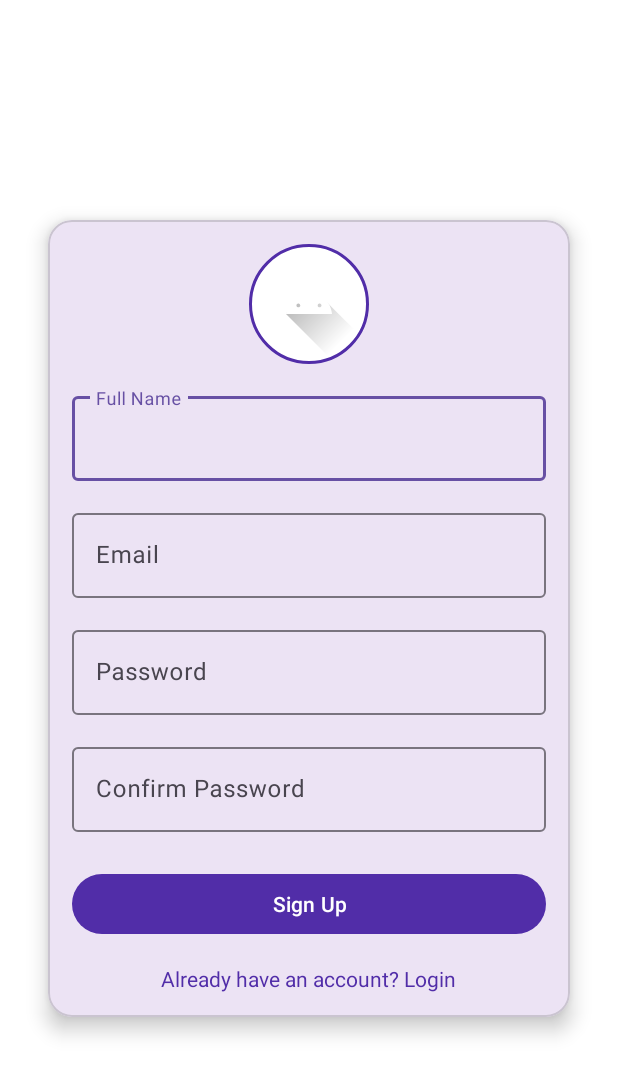
After one commit to ammare03/ExamForge, an Android app: the SignUpActivity screen opened directly, with no data from a screen before it, on a phone screen of 412 x 824 dp. The commit adds this screen. Shown: the top 1075 px of the screen. Run offline under Robolectric (Android 15) with nearby library versions, the phone set to English and light mode, and no system bars; our stand-ins replace Firebase (no records; nobody signed in at launch, a user with empty details on screens opened directly).

Commit message:
Login and Signup implemented

```diff
--- /dev/null
+++ b/app/src/main/java/com/example/examforge/view/activities/SignUpActivity.java
@@ -0,0 +1,113 @@
+package com.example.examforge.view.activities;
+
+import android.content.Intent;
+import android.net.Uri;
+import android.os.Bundle;
+import android.widget.Button;
+import android.widget.EditText;
+import android.widget.ImageView;
+import android.widget.TextView;
+import android.widget.Toast;
+import androidx.annotation.Nullable;
+import androidx.appcompat.app.AppCompatActivity;
+import com.example.examforge.R;
+import com.google.firebase.auth.FirebaseAuth;
+import com.google.firebase.auth.FirebaseUser;
+import com.google.firebase.auth.UserProfileChangeRequest;
+
+public class SignUpActivity extends AppCompatActivity {
+
+    private static final int PICK_IMAGE_REQUEST = 1;
+
+    private FirebaseAuth mAuth;
+    private EditText etFullName, etEmail, etPassword, etConfirmPassword;
+    private ImageView ivProfilePicture;
+    private Button btnSignUp;
+    private TextView tvLoginLink;
+    private Uri profileImageUri;
+
+    @Override
+    protected void onCreate(Bundle savedInstanceState) {
+        super.onCreate(savedInstanceState);
+        setContentView(R.layout.activity_signup);
+
+        mAuth = FirebaseAuth.getInstance();
+
+        etFullName = findViewById(R.id.etFullName);
+        etEmail = findViewById(R.id.etEmail);
+        etPassword = findViewById(R.id.etPassword);
+        etConfirmPassword = findViewById(R.id.etConfirmPassword);
+        ivProfilePicture = findViewById(R.id.ivProfilePicture);
+        btnSignUp = findViewById(R.id.btnSignUp);
+        tvLoginLink = findViewById(R.id.tvLoginLink);
+
+        // Allow the user to choose a profile picture
+        ivProfilePicture.setOnClickListener(v -> openImageChooser());
+
+        // Handle sign up action
+        btnSignUp.setOnClickListener(v -> signUpUser());
+
+        // Link to navigate to Login screen
+        tvLoginLink.setOnClickListener(v -> {
+            startActivity(new Intent(SignUpActivity.this, LoginActivity.class));
+            finish();
+        });
+    }
+
+    private void openImageChooser() {
+        Intent intent = new Intent();
+        intent.setType("image/*");
+        intent.setAction(Intent.ACTION_GET_CONTENT);
+        startActivityForResult(Intent.createChooser(intent, "Select Profile Picture"), PICK_IMAGE_REQUEST);
+    }
+
+    @Override
+    protected void onActivityResult(int requestCode, int resultCode, @Nullable Intent data) {
+        super.onActivityResult(requestCode, resultCode, data);
+        if (requestCode == PICK_IMAGE_REQUEST && resultCode == RESULT_OK && data != null && data.getData() != null) {
+            profileImageUri = data.getData();
+            ivProfilePicture.setImageURI(profileImageUri);
+        }
+    }
+
+    private void signUpUser() {
+        String fullName = etFullName.getText().toString().trim();
+        String email = etEmail.getText().toString().trim();
+        String password = etPassword.getText().toString().trim();
+        String confirmPassword = etConfirmPassword.getText().toString().trim();
+
+        if (fullName.isEmpty() || email.isEmpty() || password.isEmpty() || confirmPassword.isEmpty()) {
+            Toast.makeText(this, "Please fill all the fields", Toast.LENGTH_SHORT).show();
+            return;
+        }
+
+        if (!password.equals(confirmPassword)) {
+            Toast.makeText(this, "Passwords do not match", Toast.LENGTH_SHORT).show();
+            return;
+        }
+
+        mAuth.createUserWithEmailAndPassword(email, password)
+                .addOnCompleteListener(task -> {
+                    if (task.isSuccessful()) {
+                        FirebaseUser user = mAuth.getCurrentUser();
+                        if (user != null) {
+                            // Update the user's profile with full name and optionally profile picture
+                            UserProfileChangeRequest.Builder profileUpdatesBuilder = new UserProfileChangeRequest.Builder()
+                                    .setDisplayName(fullName);
+                            // For profile picture, you would typically upload the image to Firebase Storage
+                            // and then update the profile with the image URL. This is a placeholder.
+                            if (profileImageUri != null) {
+                                profileUpdatesBuilder.setPhotoUri(profileImageUri);
+                            }
+                            user.updateProfile(profileUpdatesBuilder.build());
+                        }
+                        Toast.makeText(SignUpActivity.this, "Sign up successful", Toast.LENGTH_SHORT).show();
+                        // Redirect to HomeActivity after successful sign up
+                        startActivity(new Intent(SignUpActivity.this, HomeActivity.class));
+                        finish();
+                    } else {
+                        Toast.makeText(SignUpActivity.this, "Sign up failed", Toast.LENGTH_SHORT).show();
+                    }
+                });
+    }
+}
--- /dev/null
+++ b/app/src/main/res/drawable/circle_background.xml
@@ -0,0 +1,5 @@
+<?xml version="1.0" encoding="utf-8"?>
+<shape xmlns:android="http://schemas.android.com/apk/res/android" android:shape="oval">
+    <solid android:color="@android:color/white"/>
+    <stroke android:width="2dp" android:color="@color/purple_700" />
+</shape>
--- /dev/null
+++ b/app/src/main/res/drawable/ic_add.xml
@@ -0,0 +1,5 @@
+<vector xmlns:android="http://schemas.android.com/apk/res/android" android:height="24dp" android:tint="#000000" android:viewportHeight="24" android:viewportWidth="24" android:width="24dp">
+
+    <path android:fillColor="@android:color/white" android:pathData="M19,13h-6v6h-2v-6H5v-2h6V5h2v6h6v2z"/>
+
+</vector>
--- /dev/null
+++ b/app/src/main/res/layout/activity_signup.xml
@@ -0,0 +1,108 @@
+<?xml version="1.0" encoding="utf-8"?>
+<androidx.constraintlayout.widget.ConstraintLayout
+    xmlns:android="http://schemas.android.com/apk/res/android"
+    xmlns:app="http://schemas.android.com/apk/res-auto"
+    android:layout_width="match_parent"
+    android:layout_height="match_parent"
+    android:background="@color/white">
+
+    <!-- CardView Container for Sign-Up Form -->
+    <com.google.android.material.card.MaterialCardView
+        android:id="@+id/cardViewSignup"
+        android:layout_width="0dp"
+        android:layout_height="wrap_content"
+        app:cardCornerRadius="16dp"
+        app:cardElevation="8dp"
+        android:layout_margin="32dp"
+        app:layout_constraintTop_toTopOf="parent"
+        app:layout_constraintBottom_toBottomOf="parent"
+        app:layout_constraintStart_toStartOf="parent"
+        app:layout_constraintEnd_toEndOf="parent">
+
+        <LinearLayout
+            android:layout_width="match_parent"
+            android:layout_height="wrap_content"
+            android:orientation="vertical"
+            android:padding="16dp">
+
+            <!-- Profile Image Selector -->
+            <ImageView
+                android:id="@+id/ivProfilePicture"
+                android:layout_width="80dp"
+                android:layout_height="80dp"
+                android:src="@drawable/ic_launcher_foreground"
+                android:contentDescription="Profile Picture"
+                android:layout_gravity="center_horizontal"
+                android:background="@drawable/circle_background"
+                android:padding="4dp"/>
+
+            <!-- Full Name Input -->
+            <com.google.android.material.textfield.TextInputLayout
+                android:layout_width="match_parent"
+                android:layout_height="wrap_content"
+                android:hint="Full Name"
+                android:layout_marginTop="16dp">
+                <com.google.android.material.textfield.TextInputEditText
+                    android:id="@+id/etFullName"
+                    android:layout_width="match_parent"
+                    android:layout_height="wrap_content"/>
+            </com.google.android.material.textfield.TextInputLayout>
+
+            <!-- Email Input -->
+            <com.google.android.material.textfield.TextInputLayout
+                android:layout_width="match_parent"
+                android:layout_height="wrap_content"
+                android:hint="Email"
+                android:layout_marginTop="16dp">
+                <com.google.android.material.textfield.TextInputEditText
+                    android:id="@+id/etEmail"
+                    android:layout_width="match_parent"
+                    android:layout_height="wrap_content"
+                    android:inputType="textEmailAddress"/>
+            </com.google.android.material.textfield.TextInputLayout>
+
+            <!-- Password Input -->
+            <com.google.android.material.textfield.TextInputLayout
+                android:layout_width="match_parent"
+                android:layout_height="wrap_content"
+                android:hint="Password"
+                android:layout_marginTop="16dp">
+                <com.google.android.material.textfield.TextInputEditText
+                    android:id="@+id/etPassword"
+                    android:layout_width="match_parent"
+                    android:layout_height="wrap_content"
+                    android:inputType="textPassword"/>
+            </com.google.android.material.textfield.TextInputLayout>
+
+            <!-- Confirm Password Input -->
+            <com.google.android.material.textfield.TextInputLayout
+                android:layout_width="match_parent"
+                android:layout_height="wrap_content"
+                android:hint="Confirm Password"
+                android:layout_marginTop="16dp">
+                <com.google.android.material.textfield.TextInputEditText
+                    android:id="@+id/etConfirmPassword"
+                    android:layout_width="match_parent"
+                    android:layout_height="wrap_content"
+                    android:inputType="textPassword"/>
+            </com.google.android.material.textfield.TextInputLayout>
+
+            <com.google.android.material.button.MaterialButton
+                android:id="@+id/btnSignUp"
+                android:layout_width="match_parent"
+                android:layout_height="wrap_content"
+                android:text="Sign Up"
+                android:layout_marginTop="24dp"
+                app:backgroundTint="@color/purple_700"/>
+
+            <TextView
+                android:id="@+id/tvLoginLink"
+                android:layout_width="wrap_content"
+                android:layout_height="wrap_content"
+                android:text="Already have an account? Login"
+                android:textColor="@color/purple_700"
+                android:layout_marginTop="16dp"
+                android:layout_gravity="center_horizontal"/>
+        </LinearLayout>
+    </com.google.android.material.card.MaterialCardView>
+</androidx.constraintlayout.widget.ConstraintLayout>
--- a/app/src/main/res/values/colors.xml
+++ b/app/src/main/res/values/colors.xml
@@ -2,4 +2,9 @@
 <resources>
     <color name="black">#FF000000</color>
     <color name="white">#FFFFFFFF</color>
+    <color name="startColor">#FF6F00</color>
+    <color name="endColor">#FFA000</color>
+    <color name="buttonColor">#FFA000</color>
+    <color name="purple_700">#512DA8</color>
+    <color name="teal_200">#009688</color>
 </resources>
```
Also changed, not shown: app/src/main/AndroidManifest.xml (+18 -0 lines), app/src/main/java/com/example/examforge/MainActivity.java (deleted, +0 -24 lines), app/src/main/java/com/example/examforge/view/activities/HomeActivity.java (added, +91 -0 lines), app/src/main/java/com/example/examforge/view/activities/LoginActivity.java (added, +59 -0 lines), app/src/main/java/com/example/examforge/view/activities/SplashActivity.java (added, +59 -0 lines), app/src/main/res/anim/fade_in.xml (added, +7 -0 lines), app/src/main/res/anim/fade_out.xml (added, +7 -0 lines), app/src/main/res/drawable/bg_gradient.xml (added, +8 -0 lines), app/src/main/res/layout/activity_home.xml (added, +28 -0 lines), app/src/main/res/layout/activity_login.xml (added, +79 -0 lines), app/src/main/res/layout/activity_main.xml (deleted, +0 -19 lines), app/src/main/res/layout/activity_splash.xml (added, +56 -0 lines), app/src/main/res/layout/item_question_paper.xml (added, +18 -0 lines), app/src/main/res/values/styles.xml (added, +10 -0 lines).
